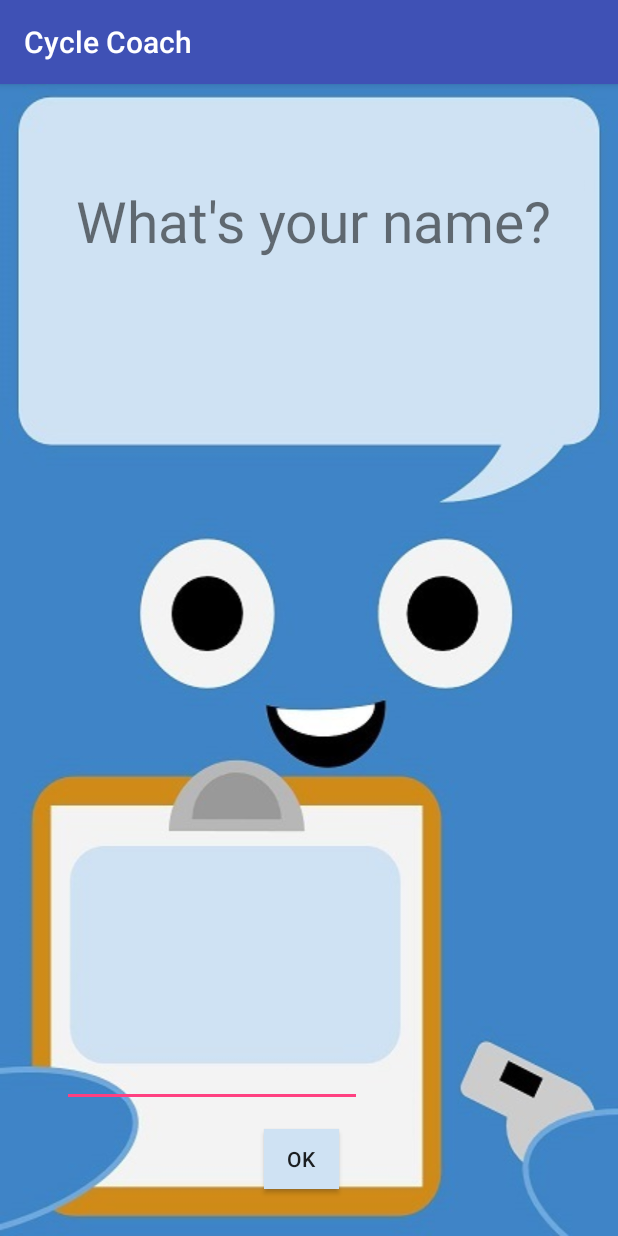
After one commit to Jte901/Cycle-Coach, an Android app: the NameActivity screen opened directly, with no data from a screen before it, on a phone screen of 412 x 824 dp. The commit adds this screen. Run offline under Robolectric (Android 15) with nearby library versions, the phone set to English and light mode, and no system bars.

Commit message:
user name memory implemented

```diff
--- /dev/null
+++ b/CycleCoach/app/src/main/java/com/example/james/cyclecoach/NameActivity.java
@@ -0,0 +1,41 @@
+package com.example.james.cyclecoach;
+
+import android.content.Intent;
+import android.support.v7.app.AppCompatActivity;
+import android.os.Bundle;
+import android.view.View;
+import android.widget.Button;
+import android.widget.EditText;
+import android.widget.RelativeLayout;
+import android.widget.TextView;
+
+public class NameActivity extends AppCompatActivity implements View.OnClickListener{
+
+    EditText name;
+    Button ok;
+    TextView textView;
+    RelativeLayout _layout;
+
+    @Override
+    protected void onCreate(Bundle savedInstanceState) {
+        super.onCreate(savedInstanceState);
+        setContentView(R.layout.activity_name);
+        name = (EditText)findViewById(R.id.nameEditText);
+        ok = (Button)findViewById(R.id.okButton);
+        ok.setOnClickListener(this);
+        textView = (TextView)findViewById(R.id.nameDialogView);
+        _layout = (RelativeLayout)findViewById(R.id.nameLayout);
+    }
+
+    @Override
+    public void onClick(View v) {
+        if (v.getId() == ok.getId()) {
+            _layout.setBackgroundResource(R.drawable.happy);
+            textView.setText("Nice to meet you, " + name.getText().toString() + "!");
+            Intent intent = new Intent(this, MainActivity.class);
+            intent.putExtra("NAME", name.getText().toString());
+            startActivity(intent);
+        }
+
+    }
+}
--- /dev/null
+++ b/CycleCoach/app/src/main/res/layout/activity_name.xml
@@ -0,0 +1,44 @@
+<?xml version="1.0" encoding="utf-8"?>
+<RelativeLayout xmlns:android="http://schemas.android.com/apk/res/android"
+    xmlns:tools="http://schemas.android.com/tools"
+    android:layout_width="match_parent"
+    android:layout_height="match_parent"
+    android:background="@drawable/clipboard"
+    android:paddingBottom="@dimen/activity_vertical_margin"
+    android:paddingLeft="@dimen/activity_horizontal_margin"
+    android:paddingRight="@dimen/activity_horizontal_margin"
+    android:paddingTop="@dimen/activity_vertical_margin"
+    tools:context="com.example.james.cyclecoach.NameActivity"
+    android:id="@+id/nameLayout">
+
+    <TextView
+        android:id="@+id/nameDialogView"
+        android:layout_width="match_parent"
+        android:layout_height="150dp"
+        android:layout_marginStart="5dp"
+        android:gravity="center"
+        android:text="What's your name?"
+        android:textSize="38sp" />
+
+    <EditText
+        android:layout_width="200dp"
+        android:layout_height="wrap_content"
+        android:id="@+id/nameEditText"
+        android:layout_alignParentBottom="true"
+        android:layout_alignStart="@+id/nameDialogView"
+        android:layout_marginBottom="70dp"
+        android:layout_marginLeft="20dp"
+        android:textSize="38sp"/>
+
+    <Button
+        android:layout_width="50dp"
+        android:layout_height="40dp"
+        android:layout_marginRight="15dp"
+        android:layout_marginBottom="15dp"
+        android:background="#cfe2f3"
+        android:text="OK"
+        android:id="@+id/okButton"
+        android:layout_alignParentBottom="true"
+        android:layout_alignEnd="@+id/nameEditText" />
+
+</RelativeLayout>
--- a/CycleCoach/app/src/main/res/values/strings.xml
+++ b/CycleCoach/app/src/main/res/values/strings.xml
@@ -3,4 +3,5 @@
     <string name="action_settings">Settings</string>
     <string name="skip_intro">Skip intro</string>
     <string name="got_it">Got it!</string>
+    <string name="title_activity_name">NameActivity</string>
 </resources>
```
Also changed, not shown: CycleCoach/app/src/main/AndroidManifest.xml (+5 -4 lines), CycleCoach/app/src/main/java/com/example/james/cyclecoach/MainActivity.java (+31 -3 lines), CycleCoach/app/src/main/java/com/example/james/cyclecoach/UserData.java (added, +21 -0 lines), CycleCoach/app/src/main/res/layout/content_name.xml (added, +16 -0 lines), CycleCoach/app/src/main/res/drawable/clipboard.jpg (added), CycleCoach/app/src/main/res/drawable/happy.png (added), CycleCoach/app/src/main/res/drawable/happy1.jpg (added), CycleCoach/app/src/main/res/drawable/lance.png, CycleCoach/app/src/main/res/drawable/lance_eyepoked.png.
